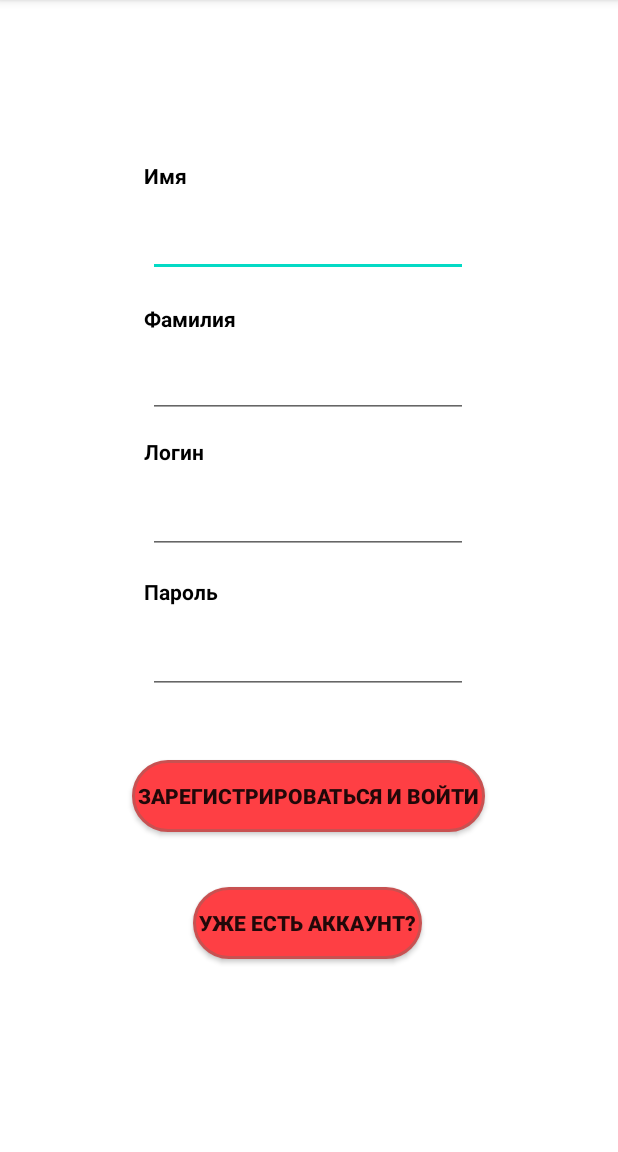
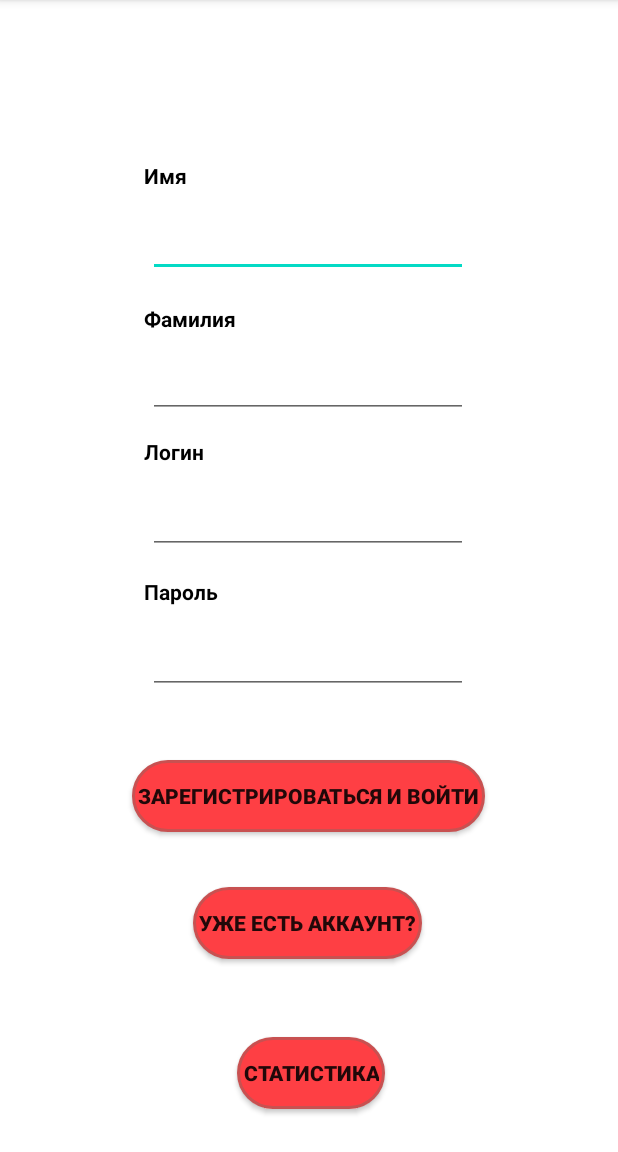
Before and after one commit to alex01-kulnis/FindCompany-back-front-, an Android app: the screen it shows after launch (MainActivity), on a phone screen of 412 x 824 dp, the part 84-1236 px from its top. Run offline under Robolectric (Android 15) with nearby library versions, the phone set to English and light mode, and no system bars.

Commit message:
add activity and class for statistic

```diff
--- a/app/src/main/java/com/example/findcompanyAPI/Activities/MainActivity.java
+++ b/app/src/main/java/com/example/findcompanyAPI/Activities/MainActivity.java
@@ -43,7 +43,7 @@ import retrofit2.converter.gson.GsonConverterFactory;
 public class MainActivity extends AppCompatActivity {
 
     EditText  firstname, secondname, login, password;
-    Button auth, registration;
+    Button auth, registration, getStatistic;
     private DBHelper dbHelper;
     private SQLiteDatabase db;
 
@@ -63,6 +63,7 @@ public class MainActivity extends AppCompatActivity {
 
         auth = (Button) findViewById(R.id.auth);
         registration = (Button) findViewById(R.id.registration);
+        getStatistic = (Button) findViewById(R.id.getStatistic);
 
         dbHelper = new DBHelper(getApplicationContext());
         db = dbHelper.getReadableDatabase();
@@ -124,8 +125,15 @@ public class MainActivity extends AppCompatActivity {
         auth.setOnClickListener(new View.OnClickListener() {
             @Override
             public void onClick(View view) {
-                dbHelper.confirmAppAndSend(1,1,1,"name","place","22",5);
                 Intent intent = new Intent(getApplicationContext(),LoginActivity.class);
+                startActivity(intent);
+            }
+        });
+
+        getStatistic.setOnClickListener(new View.OnClickListener() {
+            @Override
+            public void onClick(View view) {
+                Intent intent = new Intent(getApplicationContext(),StatisticActivity.class);
                 startActivity(intent);
             }
         });
--- a/app/src/main/res/layout/activity_main.xml
+++ b/app/src/main/res/layout/activity_main.xml
@@ -109,6 +109,20 @@
         app:layout_constraintTop_toTopOf="parent"
         app:layout_constraintVertical_bias="0.821" />
 
+    <androidx.appcompat.widget.AppCompatButton
+        android:id="@+id/getStatistic"
+        android:layout_width="wrap_content"
+        android:layout_height="wrap_content"
+        android:background="@drawable/button_states"
+        android:text="Статистика"
+        android:textStyle="bold"
+        app:layout_constraintBottom_toBottomOf="parent"
+        app:layout_constraintEnd_toEndOf="parent"
+        app:layout_constraintHorizontal_bias="0.504"
+        app:layout_constraintStart_toStartOf="parent"
+        app:layout_constraintTop_toTopOf="parent"
+        app:layout_constraintVertical_bias="0.96" />
+
     <EditText
         android:id="@+id/login"
         android:layout_width="wrap_content"
--- a/app/src/main/res/values/strings.xml
+++ b/app/src/main/res/values/strings.xml
@@ -17,4 +17,5 @@
 
     <string name="hello_first_fragment">Hello first fragment</string>
     <string name="hello_second_fragment">Hello second fragment. Arg: %1$s</string>
+    <string name="title_activity_statistic">StatisticActivity</string>
 </resources>
```
Also changed, not shown: app/src/main/AndroidManifest.xml (+8 -8 lines), app/src/main/java/com/example/findcompanyAPI/Activities/StatisticActivity.java (added, +158 -0 lines), app/src/main/res/layout/activity_diagram.xml (added, +14 -0 lines), app/src/main/res/layout/activity_statistic.xml (added, +14 -0 lines).
